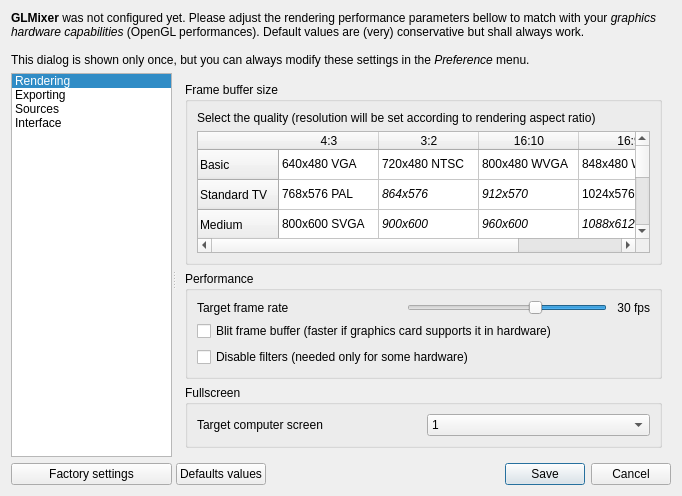
Before: the Qt Designer form src/UserPreferencesDialog.ui in markus-wa/glmixer-mirror, drawn with Qt 5.
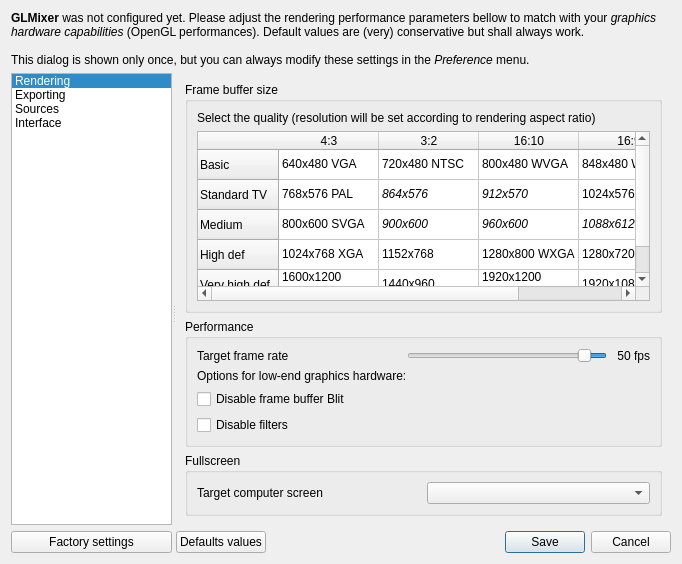
After: the same form once the commit is applied. Icons and pictures are not drawn. Custom widgets are drawn as their Qt base class.

Commit message: Inverted logic of option 'enable blit frame buffer' in user preference dialog: the user should now checks the option to disable it.

The edit to the form file:
```diff
--- a/src/UserPreferencesDialog.ui
+++ b/src/UserPreferencesDialog.ui
@@ -7,7 +7,7 @@
     <x>0</x>
     <y>0</y>
     <width>682</width>
-    <height>496</height>
+    <height>564</height>
    </rect>
   </property>
   <property name="windowTitle">
@@ -472,7 +472,10 @@
                    <number>65</number>
                   </property>
                   <property name="value">
-                   <number>33</number>
+                   <number>20</number>
+                  </property>
+                  <property name="sliderPosition">
+                   <number>20</number>
                   </property>
                   <property name="orientation">
                    <enum>Qt::Horizontal</enum>
@@ -488,7 +491,7 @@
                 <item>
                  <widget class="QLabel" name="frameRateString">
                   <property name="text">
-                   <string>30 fps</string>
+                   <string>50 fps</string>
                   </property>
                   <property name="alignment">
                    <set>Qt::AlignRight|Qt::AlignTrailing|Qt::AlignVCenter</set>
@@ -497,13 +500,20 @@
                 </item>
                </layout>
               </item>
+              <item>
+               <widget class="QLabel" name="label_8">
+                <property name="text">
+                 <string>Options for low-end graphics hardware:</string>
+                </property>
+               </widget>
+              </item>
               <item>
                <widget class="QCheckBox" name="activateBlitFrameBuffer">
                 <property name="toolTip">
                  <string>Check this if your hardware supports it (save, try, and keep it on if all seems to work).</string>
                 </property>
                 <property name="text">
-                 <string>Blit frame buffer (faster if graphics card supports it in hardware)</string>
+                 <string>Disable frame buffer Blit</string>
                 </property>
                 <property name="checked">
                  <bool>false</bool>
@@ -513,7 +523,7 @@
               <item>
                <widget class="QCheckBox" name="disableFiltering">
                 <property name="text">
-                 <string>Disable filters (needed only for some hardware)</string>
+                 <string>Disable filters </string>
                 </property>
                </widget>
               </item>
@@ -535,26 +545,9 @@
               </item>
               <item>
                <widget class="QComboBox" name="fullscreenMonitor">
-                <item>
-                 <property name="text">
-                  <string>1</string>
-                 </property>
-                </item>
-                <item>
-                 <property name="text">
-                  <string>2</string>
-                 </property>
-                </item>
-                <item>
-                 <property name="text">
-                  <string>3</string>
-                 </property>
-                </item>
-                <item>
-                 <property name="text">
-                  <string>4</string>
-                 </property>
-                </item>
+                <property name="currentIndex">
+                 <number>-1</number>
+                </property>
                </widget>
               </item>
              </layout>
```
The commit also changes 1 other file.
